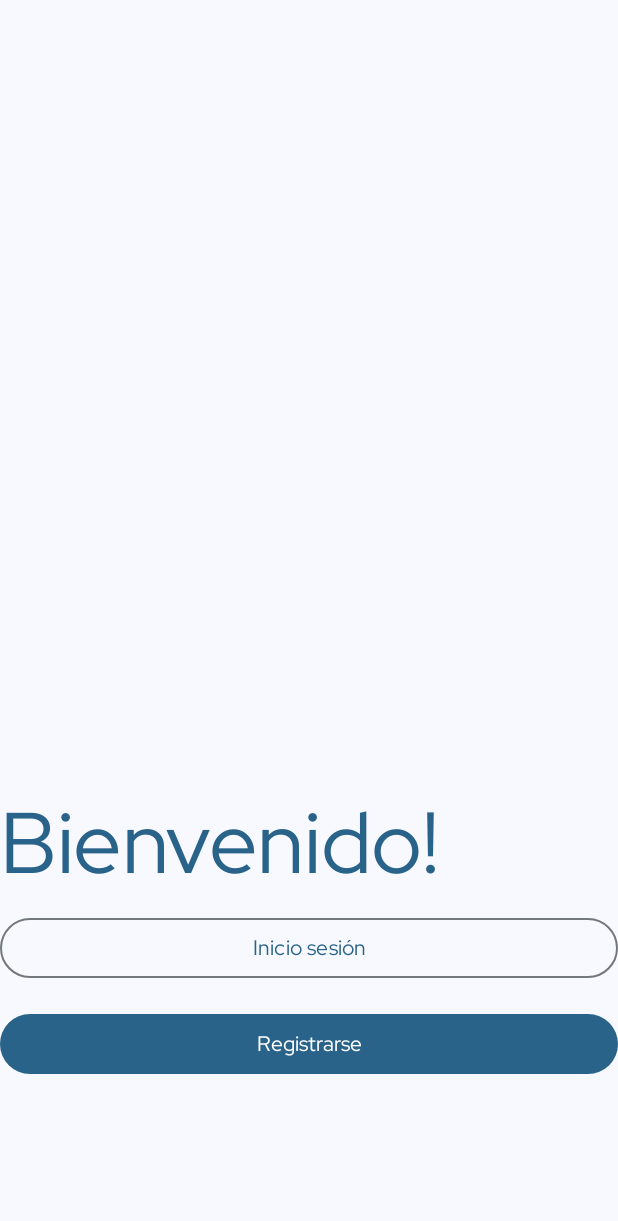
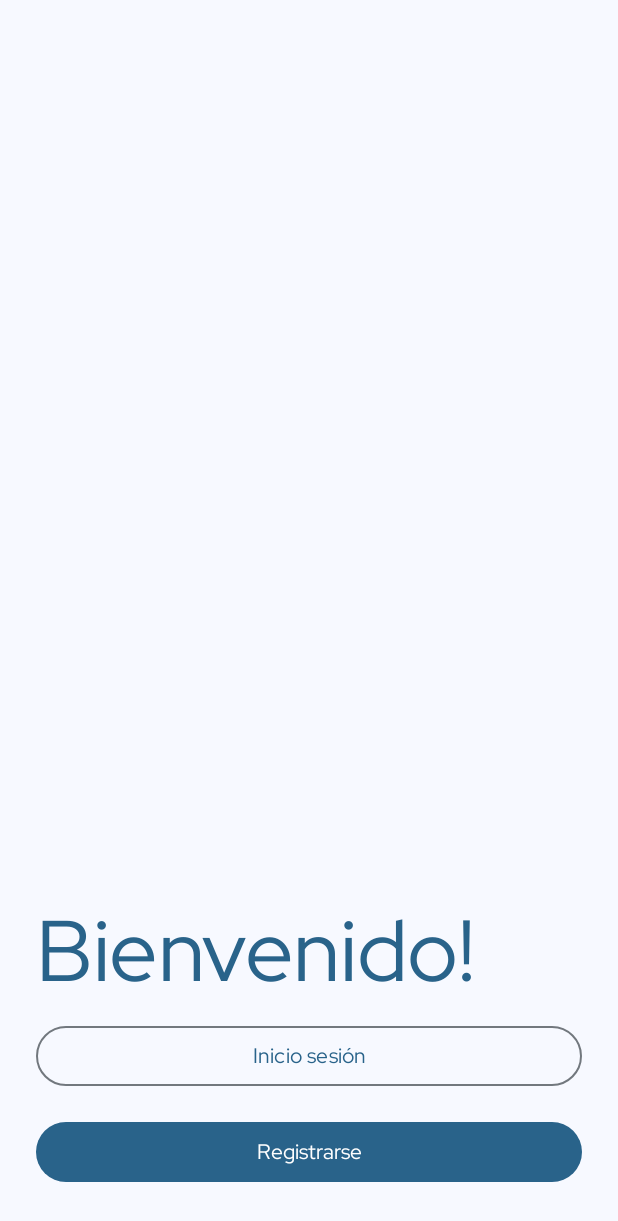
Before and after one commit to mcmarin21/Schellar, an Android app: the screen it shows after launch (MainActivity), on a phone screen of 412 x 824 dp. Shown: the top 1221 px of the screen. Run offline under Robolectric (Android 15) with nearby library versions, the phone set to English and light mode, and no system bars.

Commit message:
Ajuste margenes

```diff
--- a/app/src/main/res/layout/activity_main.xml
+++ b/app/src/main/res/layout/activity_main.xml
@@ -11,13 +11,14 @@
         android:layout_width="match_parent"
         android:layout_weight="1"
         android:paddingHorizontal="24sp"
+        android:paddingTop="24sp"
         android:layout_height="wrap_content"/>
     <LinearLayout
         android:layout_width="match_parent"
         android:layout_height="wrap_content"
         android:orientation="vertical"
         android:paddingBottom="96sp"
-        android:paddingTop="24sp">
+        android:padding="24sp">
         <TextView
             android:layout_width="wrap_content"
             android:layout_height="wrap_content"
```
